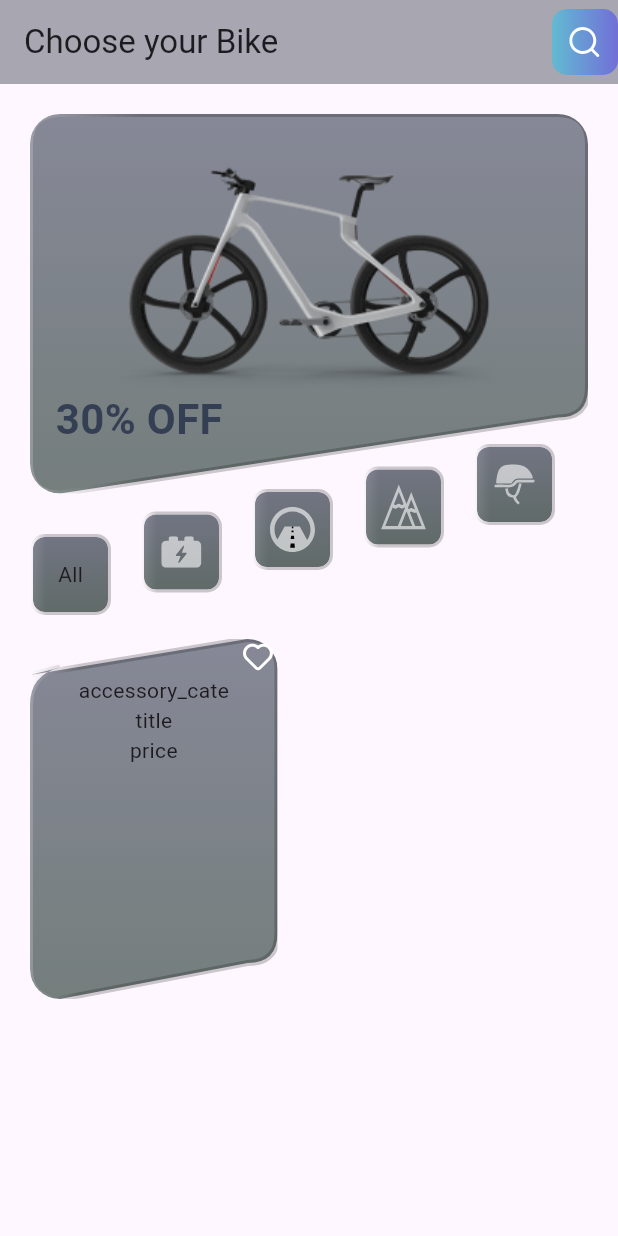
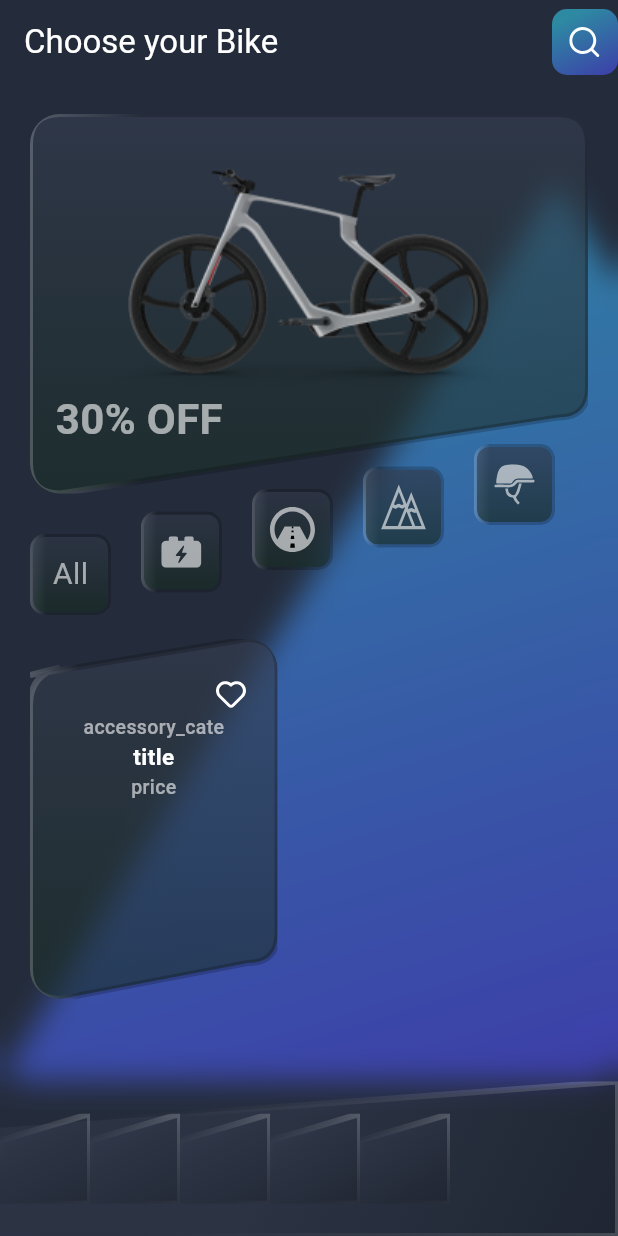
Before and after one commit to Ameen-amn/royal_class_machine_test, a Flutter app: the screen it shows after launch, on a phone screen of 412 x 824 dp. Run offline on Flutter 3.47's test engine with Material 3 defaults, Android fonts, the phone set to English and light mode, and no system bars; our stand-ins replace flutter_svg.

Commit message:
home screen

```diff
--- a/lib/main.dart
+++ b/lib/main.dart
@@ -15,8 +15,11 @@ class MyApp extends StatelessWidget {
     return MaterialApp(
         title: 'Flutter Demo',
         theme: ThemeData(
+          textTheme: TextTheme(
+              bodyMedium:
+                  TextStyle(color: ColorConstants.kDeactive, fontSize: 20)),
           colorScheme: ColorScheme.fromSeed(
-              background: ColorConstants.kBackgroundColor,
+              surface: ColorConstants.kBackgroundColor,
               seedColor: Colors.deepPurple),
           useMaterial3: true,
         ),
--- a/lib/presentation/core/color_constants.dart
+++ b/lib/presentation/core/color_constants.dart
@@ -8,8 +8,8 @@ class ColorConstants {
   static const Color kDimBlack = Color(0xff222834);
   static const Color kWhite = Color(0xffffffff);
   static const Color kBlack = Color(0xff000000);
-  static final Color kBackgroundColor =
-      const Color(0xff252D3C).withOpacity(0.4);
+  static final Color kDeactive = kWhite.withOpacity(0.6);
+  static const Color kBackgroundColor = Color(0xff242C3B);
   static final LinearGradient kCardGradient = LinearGradient(colors: [
     const Color(0xff363e51).withOpacity(0.6),
     const Color(0xff192e26).withOpacity(0.6)
@@ -17,7 +17,11 @@ class ColorConstants {
   static final LinearGradient kIconGradient = LinearGradient(colors: [
     const Color(0xff34c8e8).withOpacity(0.6),
     const Color(0xff4e4af2).withOpacity(0.6)
-  ]);
+  ], begin: Alignment.topCenter, end: Alignment.bottomRight);
+  static final LinearGradient kBottomNavBar = LinearGradient(colors: [
+    const Color(0xff363E51).withOpacity(0.4),
+    const Color(0xff181C24).withOpacity(0.4)
+  ], begin: Alignment.topCenter, end: Alignment.bottomRight);
   static final LinearGradient kBorderGradient = LinearGradient(
     colors: [
       ColorConstants.kWhite.withOpacity(0.2),
@@ -26,4 +30,8 @@ class ColorConstants {
     ],
     stops: const [0.0, 0.2, 1.0],
   );
+  static final LinearGradient kBottomNavBarGradient = LinearGradient(colors: [
+    ColorConstants.kWhite.withOpacity(0.2),
+    ColorConstants.kBlack.withOpacity(0.0),
+  ], begin: Alignment.topRight, end: Alignment.bottomLeft);
 }
--- a/lib/presentation/home_screen/home_screen.dart
+++ b/lib/presentation/home_screen/home_screen.dart
@@ -2,8 +2,10 @@ import 'package:flutter/material.dart';
 import 'package:flutter_svg/flutter_svg.dart';
 import 'package:royal_class/presentation/core/color_constants.dart';
 import 'package:royal_class/presentation/core/image_constants.dart';
+import 'package:royal_class/presentation/home_screen/widget/background_shape.dart';
 import 'package:royal_class/presentation/home_screen/widget/carousel_card.dart';
 import 'package:royal_class/presentation/home_screen/widget/item_card.dart';
+import 'package:royal_class/presentation/home_screen/widget/bottom_nav_bar.dart';
 
 class HomeScreen extends StatelessWidget {
   const HomeScreen({super.key});
@@ -13,12 +15,22 @@ class HomeScreen extends StatelessWidget {
     return Scaffold(
       appBar: AppBar(
         backgroundColor: ColorConstants.kBackgroundColor,
-        title: const Text('Choose your Bike'),
+        foregroundColor: Colors.transparent,
+        surfaceTintColor: Colors.transparent,
+        shadowColor: Colors.transparent,
+        title: const Text(
+          'Choose your Bike',
+          style: TextStyle(color: ColorConstants.kWhite),
+        ),
         actions: [
           CustomIconButton(icon: ImageConstants.kSearchIcon, onTap: () {})
         ],
       ),
-      body: const Padding(
+      backgroundColor: ColorConstants.kBackgroundColor,
+      body: const Stack(
+        children: [
+          BackgroundShape(),
+          Padding(
             padding: EdgeInsets.all(20.0),
             child: SingleChildScrollView(
               child: Column(
@@ -30,6 +42,9 @@ class HomeScreen extends StatelessWidget {
               ),
             ),
           ),
+        ],
+      ),
+      bottomNavigationBar: const CustomBottomNavBar(),
     );
   }
 }
--- /dev/null
+++ b/lib/presentation/home_screen/widget/background_shape.dart
@@ -0,0 +1,86 @@
+import 'package:flutter/material.dart';
+import 'package:royal_class/presentation/core/color_constants.dart';
+
+class BackgroundShape extends StatelessWidget {
+  const BackgroundShape({super.key});
+
+  @override
+  Widget build(BuildContext context) {
+    return Stack(
+      children: [
+        Container(
+          color: ColorConstants.kBackgroundColor,
+          width: 500,
+          height: MediaQuery.sizeOf(context).height,
+        ),
+        CustomPaint(
+          size: Size(500,
+              MediaQuery.sizeOf(context).height), // Adjust the size as needed
+          painter: DiagonalShapePainter(),
+        ),
+
+      ],
+    );
+  }
+}
+
+class DiagonalShapePainter extends CustomPainter {
+  @override
+  void paint(Canvas canvas, Size size) {
+    // Paint borderPaint = Paint()
+    //   ..shader = ColorConstants.kBorderGradient
+    //       .createShader(Rect.fromLTWH(0, 0, size.width, size.height))
+    //   ..style = PaintingStyle.stroke
+    //   ..strokeWidth = 4;
+
+    Paint paint = Paint()
+      ..shader = ColorConstants.kIconGradient
+          .createShader(Rect.fromLTWH(0, 0, size.width, size.height))
+      ..style = PaintingStyle.fill;
+    final RRect rrect = RRect.fromRectAndCorners(
+      Rect.fromLTWH(0, 0, size.width, size.height),
+      topLeft: const Radius.circular(20),
+      topRight: const Radius.circular(20),
+      bottomRight: const Radius.circular(20),
+      bottomLeft: const Radius.circular(20),
+    );
+
+    const sideHeigtPerctange = 0.8;
+
+    canvas.clipRRect(rrect);
+    // Define the custom path within the rounded rectangle
+    Path path = Path();
+    path.moveTo(0, size.height);
+    path.lineTo(size.width - size.width * 0.1, size.height * 0.1);
+    path.lineTo(size.width, size.height * 0.2);
+    path.lineTo(size.width, size.height);
+    path.close();
+    canvas.drawPath(path, paint);
+    // path.moveTo(rrect.tlRadiusX, 0); // Top-left corner after radius
+    // path.lineTo(
+    //     size.width - rrect.trRadiusX, 0); // Top-right corner before radius
+    // path.quadraticBezierTo(
+    //     size.width, 0, size.width, rrect.trRadiusY); // Top-right curve
+    // path.lineTo(size.width,
+    //     size.height * sideHeigtPerctange - rrect.brRadiusY); // Right side
+    // path.quadraticBezierTo(
+    //     size.width,
+    //     size.height * sideHeigtPerctange,
+    //     size.width - rrect.brRadiusX,
+    //     size.height * sideHeigtPerctange); // Bottom-right curve
+    // path.lineTo(rrect.blRadiusX, size.height); // Bottom-left side
+    // path.quadraticBezierTo(
+    //     0, size.height, 0, size.height - rrect.blRadiusY); // Bottom-left curve
+    // path.lineTo(0, rrect.tlRadiusY); // Left side
+    // path.quadraticBezierTo(0, 0, rrect.tlRadiusX, 0); // Top-left curve
+    // path.close();
+    // canvas.drawPath(path, paint);
+    // // Draw the border
+    // canvas.drawPath(path, borderPaint);
+  }
+
+  @override
+  bool shouldRepaint(CustomPainter oldDelegate) {
+    return false;
+  }
+}
--- a/lib/presentation/home_screen/widget/carousel_card.dart
+++ b/lib/presentation/home_screen/widget/carousel_card.dart
@@ -1,3 +1,5 @@
+import 'dart:ui';
+
 import 'package:flutter/material.dart';
 import 'package:flutter/widgets.dart';
 import 'package:royal_class/presentation/core/color_constants.dart';
@@ -13,15 +15,17 @@ class CarouselCard extends StatelessWidget {
       height: 350,
       child: Stack(
         children: [
-          Column(
+          BackdropFilter(
+            filter: ImageFilter.blur(sigmaX: 10, sigmaY: 10),
+            child: Column(
               children: [
                 CustomPaint(
                   size: const Size(
                       double.infinity, 240), // Adjust the size as needed
                   painter: DiagonalShapePainter(),
                   child: Padding(
-                  padding:
-                      const EdgeInsets.symmetric(vertical: 30, horizontal: 17),
+                    padding: const EdgeInsets.symmetric(
+                        vertical: 30, horizontal: 17),
                     child: Column(
                       crossAxisAlignment: CrossAxisAlignment.start,
                       children: [
@@ -29,11 +33,11 @@ class CarouselCard extends StatelessWidget {
                             height: 153,
                             width: double.infinity,
                             child: Image.asset(ImageConstants.kcycle)),
-                      const Text(
+                        Text(
                           '30% OFF',
                           style: TextStyle(
                               fontSize: 28,
-                            color: ColorConstants.klightGrey,
+                              color: ColorConstants.kDeactive,
                               fontWeight: FontWeight.w700),
                         )
                       ],
@@ -41,6 +45,7 @@ class CarouselCard extends StatelessWidget {
                   ),
                 ),
               ],
+            ),
           ),
           Positioned(top: 280, child: CategoryBar())
         ],
--- a/lib/presentation/home_screen/widget/item_card.dart
+++ b/lib/presentation/home_screen/widget/item_card.dart
@@ -11,7 +11,8 @@ class ItemCard extends StatelessWidget {
     return CustomPaint(
       size: const Size(165, 241), // Adjust the size as needed
       painter: DiagonalShapePainter(),
-      child: SizedBox(
+      child: Container(
+        padding: const EdgeInsets.symmetric(horizontal: 18, vertical: 25),
         height: 240,
         width: 165,
         child: Column(
@@ -21,9 +22,27 @@ class ItemCard extends StatelessWidget {
               child: SvgPicture.asset(ImageConstants.kHeart),
             ),
             // Image.asset('name'),
-            const Text('accessory_cate'),
-            const Text('title'),
-            const Text('price'),
+            Text(
+              'accessory_cate',
+              style: TextStyle(
+                  fontSize: 13,
+                  color: ColorConstants.kDeactive,
+                  fontWeight: FontWeight.w500),
+            ),
+            const Text(
+              'title',
+              style: TextStyle(
+                  fontSize: 15,
+                  color: ColorConstants.kWhite,
+                  fontWeight: FontWeight.w700),
+            ),
+            Text(
+              'price',
+              style: TextStyle(
+                  fontSize: 13,
+                  color: ColorConstants.kDeactive,
+                  fontWeight: FontWeight.w500),
+            ),
           ],
         ),
       ),
```
Also changed, not shown: lib/data/model/product_model.dart (added, +9 -0 lines), lib/presentation/home_screen/widget/bottom_nav_bar.dart (added, +143 -0 lines), lib/presentation/pages/widget/bottom_nav_bar.dart (deleted, +0 -13 lines), pubspec.lock, 2 other files. Lines whose indentation alone changed are shown as unchanged.
